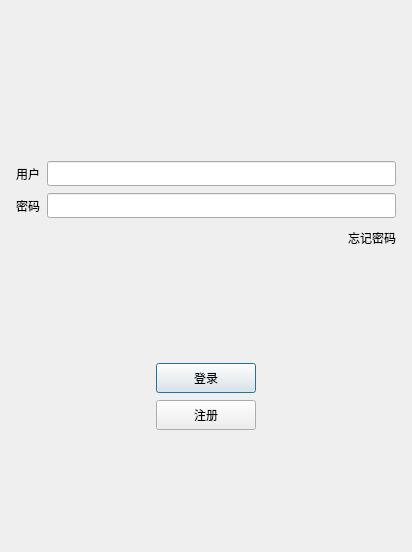
Before: the Qt Designer form Sources/Forms/logindialog.ui in 2969748760/wetalk, drawn with Qt 5.
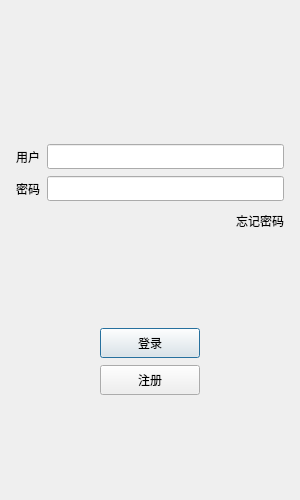
After: the same form once the commit is applied. Icons and pictures are not drawn.

Diff of the .ui file:
```diff
--- a/Sources/Forms/logindialog.ui
+++ b/Sources/Forms/logindialog.ui
@@ -6,10 +6,22 @@
    <rect>
     <x>0</x>
     <y>0</y>
-    <width>412</width>
-    <height>552</height>
+    <width>300</width>
+    <height>500</height>
    </rect>
   </property>
+  <property name="minimumSize">
+   <size>
+    <width>300</width>
+    <height>500</height>
+   </size>
+  </property>
+  <property name="maximumSize">
+   <size>
+    <width>300</width>
+    <height>500</height>
+   </size>
+  </property>
   <property name="windowTitle">
    <string>LoginDialog</string>
   </property>
```
